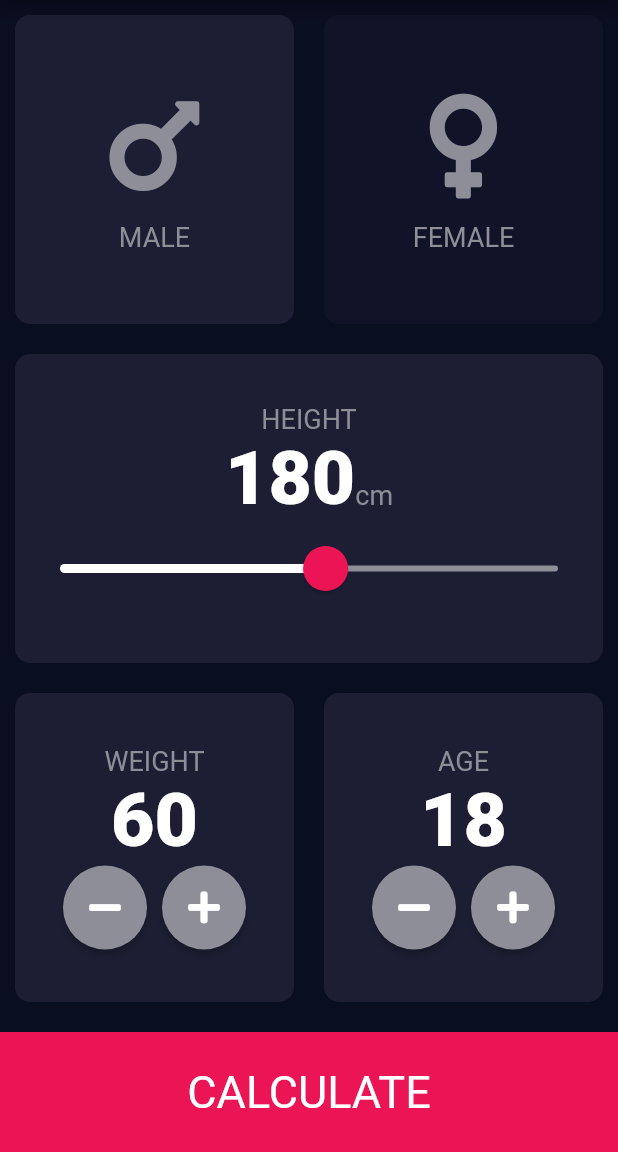
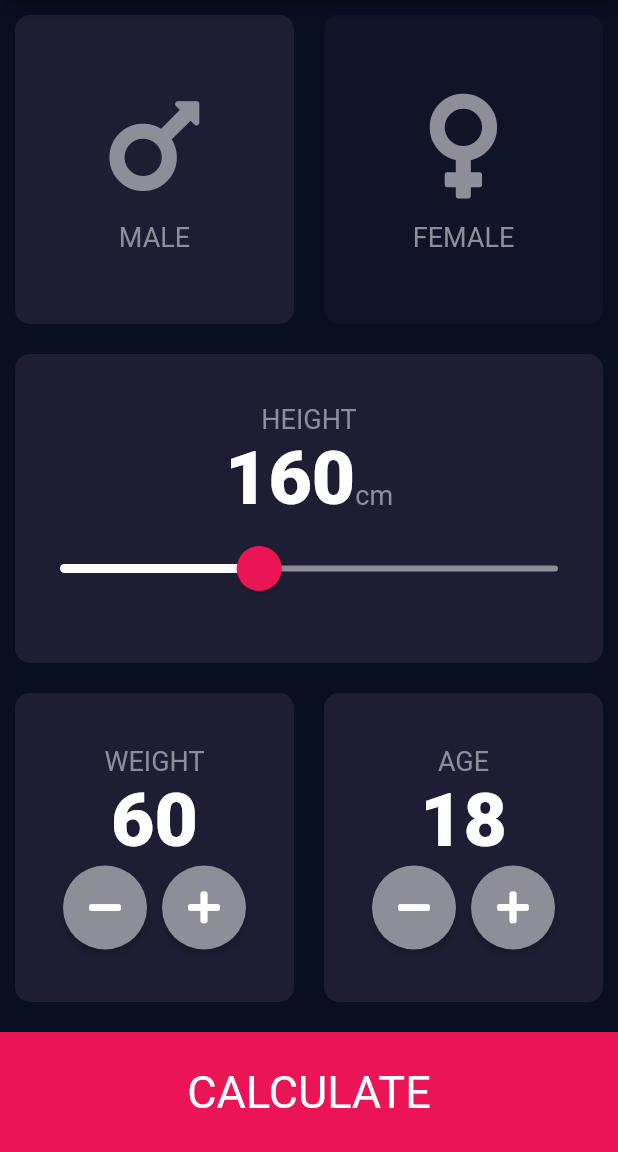
Before and after one commit to AkhilVaikom/BMI-calculator-bloc_pattern, a Flutter app: the screen it shows after launch, on a phone screen of 412 x 824 dp, the part 84-1236 px from its top. Run offline on Flutter 3.47's test engine with Material 2 defaults, Android fonts, the phone set to English and light mode, and no system bars; our stand-ins replace bloc, flutter_bloc, font_awesome_flutter.

Commit message:
height slider logic complete

```diff
--- a/lib/logic/height/height_cubit.dart
+++ b/lib/logic/height/height_cubit.dart
@@ -6,5 +6,5 @@ class HeightCubit extends Cubit<HeightState> {
   HeightCubit() : super(HeightInitial());
   // void heightIncrement()=>emit(HeightState(height: state.height+1));
   // void heightDecrement()=>emit(HeightState(height: state.height-1));
-  void updateVal(double newValue)=>emit(HeightState(height: state.height=newValue.round()));
+  void updateVal(double newValue)=>emit(HeightState(height: state.height=newValue.toInt()));
 }
--- a/lib/screens/home/home_scree.dart
+++ b/lib/screens/home/home_scree.dart
@@ -1,22 +1,17 @@
-import 'package:bmi_calculator_bloc/constants/colors_constants.dart';
 import 'package:bmi_calculator_bloc/constants/string_constants.dart';
-import 'package:bmi_calculator_bloc/constants/style_constants.dart';
+import 'package:bmi_calculator_bloc/screens/home/widgets/age_widgets.dart';
+import 'package:bmi_calculator_bloc/screens/home/widgets/gender_selected.dart';
+import 'package:bmi_calculator_bloc/screens/home/widgets/height_slider.dart';
+import 'package:bmi_calculator_bloc/screens/home/widgets/weight_widgets.dart';
 import 'package:bmi_calculator_bloc/screens/result/result_page.dart';
-import 'package:bmi_calculator_bloc/screens/widgets/age_widgets.dart';
 import 'package:bmi_calculator_bloc/screens/widgets/bottom_button.dart';
-import 'package:bmi_calculator_bloc/screens/widgets/gender_selected.dart';
-import 'package:bmi_calculator_bloc/screens/widgets/reusable_card.dart';
-import 'package:bmi_calculator_bloc/screens/widgets/weight_widgets.dart';
 import 'package:bmi_calculator_bloc/utilitis/calculate_result.dart';
 import 'package:flutter/material.dart';
-class HomeScreen extends StatefulWidget {
+
+class HomeScreen extends StatelessWidget {
   const HomeScreen({Key? key}) : super(key: key);
 
-  @override
-  State<HomeScreen> createState() => _HomeScreenState();
-}
 
-class _HomeScreenState extends State<HomeScreen> {
   @override
   Widget build(BuildContext context) {
     return Scaffold(
@@ -28,55 +23,7 @@ class _HomeScreenState extends State<HomeScreen> {
         crossAxisAlignment: CrossAxisAlignment.stretch,
         children: [
           const GenderSelectedWidgets(),
-          Expanded(
-              child: ReusableCard(
-            cardChild: Column(
-              mainAxisAlignment: MainAxisAlignment.center,
-              children: [
-                const Text(
-                  "HEIGHT",
-                  style: textLabel,
-                ),
-                Row(
-                  mainAxisAlignment: MainAxisAlignment.center,
-                  crossAxisAlignment: CrossAxisAlignment.baseline,
-                  textBaseline: TextBaseline.alphabetic,
-                  children: [
-                    Text(
-                      "$height",
-                      style: numberLabel,
-                    ),
-                    const Text(
-                      "cm",
-                      style: textLabel,
-                    )
-                  ],
-                ),
-                SliderTheme(
-                  data: SliderTheme.of(context).copyWith(
-                      thumbColor: bottomContainerColor,
-                      activeTrackColor: Colors.white,
-                      overlayColor: const Color(0x29EB1555),
-                      thumbShape:
-                          const RoundSliderThumbShape(enabledThumbRadius: 15.0),
-                      overlayShape:
-                          const RoundSliderOverlayShape(overlayRadius: 30.0)),
-                  child: Slider(
-                    value: height.toDouble(),
-                    min: 100.0,
-                    max: 250.0,
-                    inactiveColor: inactiveColor,
-                    onChanged: (double newValue) {
-                      setState(() {
-                        height = newValue.toInt();
-                      });
-                    },
-                  ),
-                ),
-              ],
-            ),
-            color: activeCardColor,
-          )),
+         const HeightSliderWidgets(),
           Expanded(
             child: Row(
               children: const [
--- a/lib/screens/widgets/weight_widgets.dart
+++ b/lib/screens/home/widgets/age_widgets.dart
@@ -1,20 +1,21 @@
+
 import 'package:bmi_calculator_bloc/constants/colors_constants.dart';
 import 'package:bmi_calculator_bloc/constants/style_constants.dart';
-import 'package:bmi_calculator_bloc/logic/weight/weight_cubit.dart';
+import 'package:bmi_calculator_bloc/logic/age/age_cubit.dart';
+import 'package:bmi_calculator_bloc/screens/home/widgets/round_button.dart';
 import 'package:bmi_calculator_bloc/screens/widgets/reusable_card.dart';
-import 'package:bmi_calculator_bloc/screens/widgets/round_button.dart';
 import 'package:flutter/material.dart';
 import 'package:flutter_bloc/flutter_bloc.dart';
 import 'package:font_awesome_flutter/font_awesome_flutter.dart';
 
-class WeightWidgets extends StatelessWidget {
-  const WeightWidgets({
+class AgeWidgets extends StatelessWidget {
+  const AgeWidgets({
     Key? key,
   }) : super(key: key);
 
   @override
   Widget build(BuildContext context) {
-    return BlocBuilder<WeightCubit, WeightState>(
+    return BlocBuilder<AgeCubit, AgeState>(
       builder: (context, state) {
         return Expanded(
             child: ReusableCard(
@@ -22,30 +23,29 @@ class WeightWidgets extends StatelessWidget {
             mainAxisAlignment: MainAxisAlignment.center,
             children: [
               const Text(
-                "WEIGHT",
+                "AGE",
                 style: textLabel,
               ),
               Text(
-                "${state.weight}",
+                "${state.age}",
                 style: numberLabel,
               ),
               Row(
                 mainAxisAlignment: MainAxisAlignment.center,
                 children: [
                   RoundButton(
-                    icon: FontAwesomeIcons.minus,
-                    onPressed: () =>
-                        context.read<WeightCubit>().weightDecrement(),
-                  ),
+                      onPressed: () =>
+                          context.read<AgeCubit>().ageDecrement(),
+                      icon: FontAwesomeIcons.minus),
                   const SizedBox(
                     width: 10.0,
                   ),
                   RoundButton(
                       onPressed: () =>
-                          context.read<WeightCubit>().weightIncrement(),
+                          context.read<AgeCubit>().ageIncrement(),
                       icon: FontAwesomeIcons.plus)
                 ],
-              )
+              ),
             ],
           ),
           color: activeCardColor,
--- /dev/null
+++ b/lib/screens/home/widgets/height_slider.dart
@@ -0,0 +1,68 @@
+import 'package:bmi_calculator_bloc/constants/colors_constants.dart';
+import 'package:bmi_calculator_bloc/constants/style_constants.dart';
+import 'package:bmi_calculator_bloc/logic/height/height_cubit.dart';
+import 'package:bmi_calculator_bloc/screens/widgets/reusable_card.dart';
+import 'package:flutter/material.dart';
+import 'package:flutter_bloc/flutter_bloc.dart';
+
+class HeightSliderWidgets extends StatelessWidget {
+  const HeightSliderWidgets({
+    Key? key,
+  }) : super(key: key);
+
+  @override
+  Widget build(BuildContext context) {
+    return BlocBuilder<HeightCubit, HeightState>(
+      builder: (context, state) {
+        return Expanded(
+            child: ReusableCard(
+          cardChild: Column(
+            mainAxisAlignment: MainAxisAlignment.center,
+            children: [
+              const Text(
+                "HEIGHT",
+                style: textLabel,
+              ),
+              Row(
+                mainAxisAlignment: MainAxisAlignment.center,
+                crossAxisAlignment: CrossAxisAlignment.baseline,
+                textBaseline: TextBaseline.alphabetic,
+                children: [
+                  Text(
+                    "${state.height}",
+                    style: numberLabel,
+                  ),
+                  const Text(
+                    "cm",
+                    style: textLabel,
+                  )
+                ],
+              ),
+              SliderTheme(
+                data: SliderTheme.of(context).copyWith(
+                    thumbColor: bottomContainerColor,
+                    activeTrackColor: Colors.white,
+                    overlayColor: const Color(0x29EB1555),
+                    thumbShape: const RoundSliderThumbShape(
+                        enabledThumbRadius: 15.0),
+                    overlayShape: const RoundSliderOverlayShape(
+                        overlayRadius: 30.0)),
+                child: Slider(
+                  value: state.height.toDouble(),
+                  min: 100.0,
+                  max: 250.0,
+                  inactiveColor: inactiveColor,
+                  onChanged: (double newValue) {
+                    context.read<HeightCubit>().updateVal(newValue);
+
+                  },
+                ),
+              ),
+            ],
+          ),
+          color: activeCardColor,
+        ));
+      },
+    );
+  }
+}
--- a/lib/screens/widgets/age_widgets.dart
+++ b/lib/screens/home/widgets/weight_widgets.dart
@@ -1,21 +1,20 @@
-
 import 'package:bmi_calculator_bloc/constants/colors_constants.dart';
 import 'package:bmi_calculator_bloc/constants/style_constants.dart';
-import 'package:bmi_calculator_bloc/logic/age/age_cubit.dart';
+import 'package:bmi_calculator_bloc/logic/weight/weight_cubit.dart';
+import 'package:bmi_calculator_bloc/screens/home/widgets/round_button.dart';
 import 'package:bmi_calculator_bloc/screens/widgets/reusable_card.dart';
-import 'package:bmi_calculator_bloc/screens/widgets/round_button.dart';
 import 'package:flutter/material.dart';
 import 'package:flutter_bloc/flutter_bloc.dart';
 import 'package:font_awesome_flutter/font_awesome_flutter.dart';
 
-class AgeWidgets extends StatelessWidget {
-  const AgeWidgets({
+class WeightWidgets extends StatelessWidget {
+  const WeightWidgets({
     Key? key,
   }) : super(key: key);
 
   @override
   Widget build(BuildContext context) {
-    return BlocBuilder<AgeCubit, AgeState>(
+    return BlocBuilder<WeightCubit, WeightState>(
       builder: (context, state) {
         return Expanded(
             child: ReusableCard(
@@ -23,29 +22,30 @@ class AgeWidgets extends StatelessWidget {
             mainAxisAlignment: MainAxisAlignment.center,
             children: [
               const Text(
-                "AGE",
+                "WEIGHT",
                 style: textLabel,
               ),
               Text(
-                "${state.age}",
+                "${state.weight}",
                 style: numberLabel,
               ),
               Row(
                 mainAxisAlignment: MainAxisAlignment.center,
                 children: [
                   RoundButton(
-                      onPressed: () =>
-                          context.read<AgeCubit>().ageDecrement(),
-                      icon: FontAwesomeIcons.minus),
+                    icon: FontAwesomeIcons.minus,
+                    onPressed: () =>
+                        context.read<WeightCubit>().weightDecrement(),
+                  ),
                   const SizedBox(
                     width: 10.0,
                   ),
                   RoundButton(
                       onPressed: () =>
-                          context.read<AgeCubit>().ageIncrement(),
+                          context.read<WeightCubit>().weightIncrement(),
                       icon: FontAwesomeIcons.plus)
                 ],
-              ),
+              )
             ],
           ),
           color: activeCardColor,
```
Also changed, not shown: lib/screens/home/widgets/gender_selected.dart (renamed from lib/screens/widgets/gender_selected.dart), lib/screens/home/widgets/round_button.dart (renamed from lib/screens/widgets/round_button.dart).
